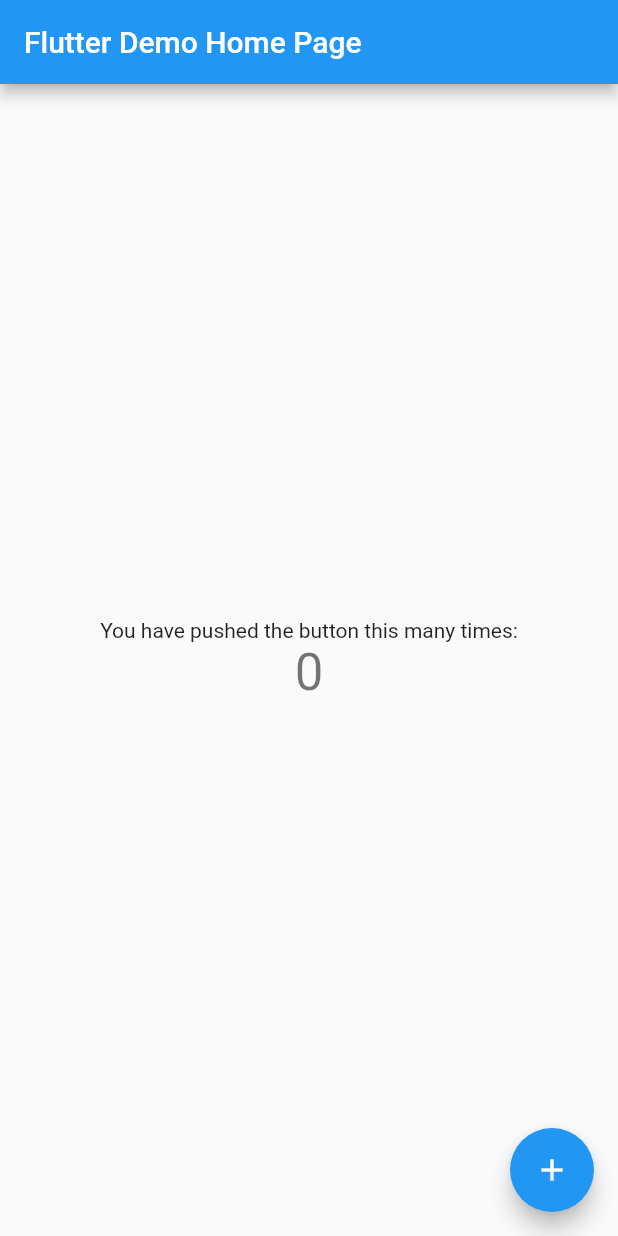
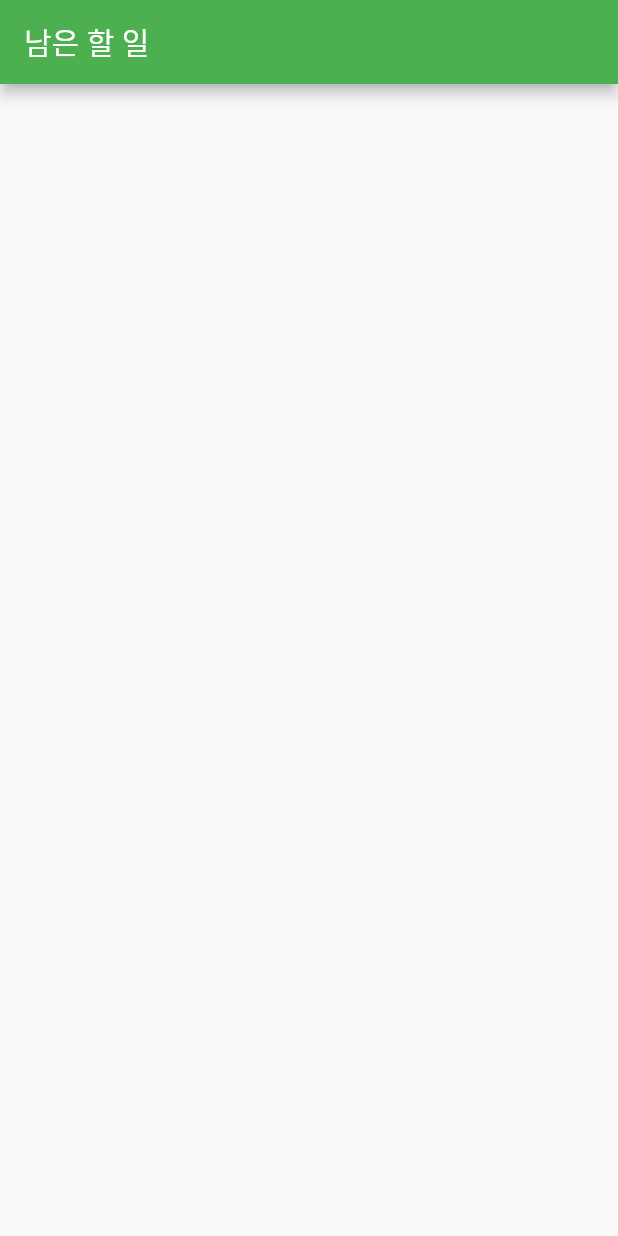
Before and after one commit to melgu4289/flutter_todo_app, a Flutter app: the screen it shows after launch, on a phone screen of 412 x 824 dp. Run offline on Flutter 3.47's test engine with Material 2 defaults, Android fonts, the phone set to English and light mode, and no system bars.

Commit message:
기본 세팅

```diff
--- a/lib/main.dart
+++ b/lib/main.dart
@@ -4,114 +4,51 @@ void main() {
   runApp(MyApp());
 }
 
+class ToDo {
+  bool isDone = false; // 현재 상태
+  String title; // 해야할 일
+
+  ToDo(this.title);
+}
+
 class MyApp extends StatelessWidget {
-  // This widget is the root of your application.
   @override
   Widget build(BuildContext context) {
     return MaterialApp(
-      title: 'Flutter Demo',
+      title: 'ToDo App',
       theme: ThemeData(
-        // This is the theme of your application.
-        //
-        // Try running your application with "flutter run". You'll see the
-        // application has a blue toolbar. Then, without quitting the app, try
-        // changing the primarySwatch below to Colors.green and then invoke
-        // "hot reload" (press "r" in the console where you ran "flutter run",
-        // or simply save your changes to "hot reload" in a Flutter IDE).
-        // Notice that the counter didn't reset back to zero; the application
-        // is not restarted.
-        primarySwatch: Colors.blue,
-        // This makes the visual density adapt to the platform that you run
-        // the app on. For desktop platforms, the controls will be smaller and
-        // closer together (more dense) than on mobile platforms.
-        visualDensity: VisualDensity.adaptivePlatformDensity,
+        primarySwatch: Colors.green,
+        // visualDensity: VisualDensity.adaptivePlatformDensity,
       ),
-      home: MyHomePage(title: 'Flutter Demo Home Page'),
+      home: ToDoListPage(title: 'ToDo App'),
     );
   }
 }
 
-class MyHomePage extends StatefulWidget {
-  MyHomePage({Key key, this.title}) : super(key: key);
+class ToDoListPage extends StatefulWidget {
+  @override
+  _ToDoListPageState createState() => _ToDoListPageState();
+}
 
-  // This widget is the home page of your application. It is stateful, meaning
-  // that it has a State object (defined below) that contains fields that affect
-  // how it looks.
-
-  // This class is the configuration for the state. It holds the values (in this
-  // case the title) provided by the parent (in this case the App widget) and
-  // used by the build method of the State. Fields in a Widget subclass are
-  // always marked "final".
-
-  final String title;
+class _ToDoListPageState extends State<ToDoListPage> {
+  // 할일 저장할 리스트
+  final _items = <ToDo>[];
+  // 할일 문자열 다룰 컨트롤러
+  var _todoController = TextEditingController();
 
   @override
-  _MyHomePageState createState() => _MyHomePageState();
-}
-
-class _MyHomePageState extends State<MyHomePage> {
-  int _counter = 0;
-
-  void _incrementCounter() {
-    setState(() {
-      // This call to setState tells the Flutter framework that something has
-      // changed in this State, which causes it to rerun the build method below
-      // so that the display can reflect the updated values. If we changed
-      // _counter without calling setState(), then the build method would not be
-      // called again, and so nothing would appear to happen.
-      _counter++;
-    });
+  void dispose() {
+    _todoController.dispose(); // 컨트롤러는 종료시 반드시 해제해줘야 함
+    super.dispose();
   }
 
   @override
   Widget build(BuildContext context) {
-    // This method is rerun every time setState is called, for instance as done
-    // by the _incrementCounter method above.
-    //
-    // The Flutter framework has been optimized to make rerunning build methods
-    // fast, so that you can just rebuild anything that needs updating rather
-    // than having to individually change instances of widgets.
     return Scaffold(
       appBar: AppBar(
-        // Here we take the value from the MyHomePage object that was created by
-        // the App.build method, and use it to set our appbar title.
-        title: Text(widget.title),
+        title: Text('남은 할 일'),
       ),
-      body: Center(
-        // Center is a layout widget. It takes a single child and positions it
-        // in the middle of the parent.
-        child: Column(
-          // Column is also a layout widget. It takes a list of children and
-          // arranges them vertically. By default, it sizes itself to fit its
-          // children horizontally, and tries to be as tall as its parent.
-          //
-          // Invoke "debug painting" (press "p" in the console, choose the
-          // "Toggle Debug Paint" action from the Flutter Inspector in Android
-          // Studio, or the "Toggle Debug Paint" command in Visual Studio Code)
-          // to see the wireframe for each widget.
-          //
-          // Column has various properties to control how it sizes itself and
-          // how it positions its children. Here we use mainAxisAlignment to
-          // center the children vertically; the main axis here is the vertical
-          // axis because Columns are vertical (the cross axis would be
-          // horizontal).
-          mainAxisAlignment: MainAxisAlignment.center,
-          children: <Widget>[
-            Text(
-              'You have pushed the button this many times:',
-            ),
-            Text(
-              '$_counter',
-              style: Theme.of(context).textTheme.headline4,
-            ),
-          ],
-        ),
-      ),
-      floatingActionButton: FloatingActionButton(
-        onPressed: _incrementCounter,
-        tooltip: 'Increment',
-        child: Icon(Icons.add),
-      ), // This trailing comma makes auto-formatting nicer for build methods.
+      body: Container(),
     );
   }
 }
```
